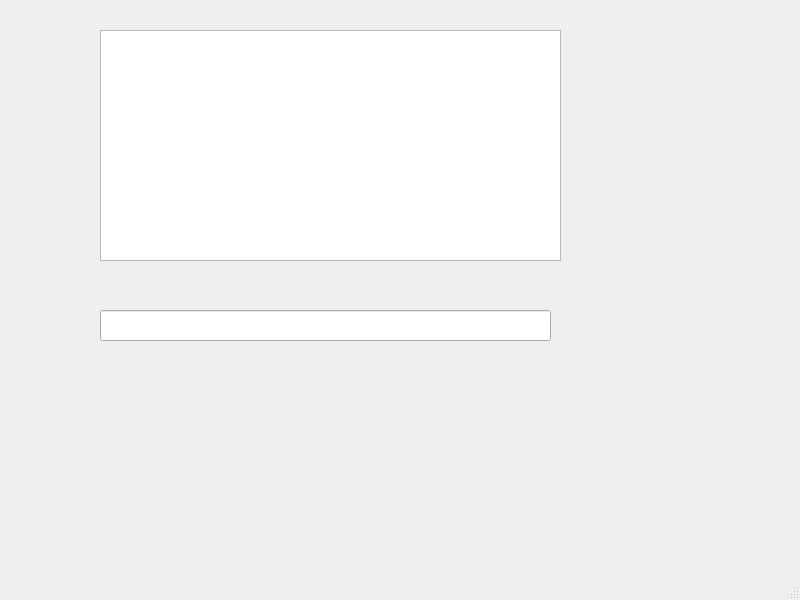
Old version of the form mainwindow.ui in the repository sddwbbs/astra_linux_app.
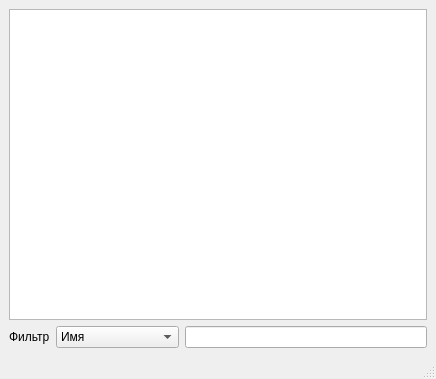
New version of the form.

Commit message: feat: updated the form, added filtering

```diff
--- a/mainwindow.ui
+++ b/mainwindow.ui
@@ -6,34 +6,57 @@
    <rect>
     <x>0</x>
     <y>0</y>
-    <width>800</width>
-    <height>600</height>
+    <width>436</width>
+    <height>379</height>
    </rect>
   </property>
   <property name="windowTitle">
    <string>MainWindow</string>
   </property>
   <widget class="QWidget" name="centralwidget">
-   <widget class="QTreeView" name="treeView">
-    <property name="geometry">
-     <rect>
-      <x>100</x>
-      <y>30</y>
-      <width>461</width>
-      <height>231</height>
-     </rect>
-    </property>
-   </widget>
-   <widget class="QLineEdit" name="lineEdit">
-    <property name="geometry">
-     <rect>
-      <x>100</x>
-      <y>310</y>
-      <width>451</width>
-      <height>31</height>
-     </rect>
-    </property>
-   </widget>
+   <layout class="QVBoxLayout" name="verticalLayout">
+    <item>
+     <widget class="QTreeView" name="treeView"/>
+    </item>
+    <item>
+     <layout class="QHBoxLayout" name="horizontalLayout">
+      <item>
+       <widget class="QLabel" name="label">
+        <property name="text">
+         <string>Фильтр</string>
+        </property>
+       </widget>
+      </item>
+      <item>
+       <widget class="QComboBox" name="comboBox">
+        <item>
+         <property name="text">
+          <string>Имя</string>
+         </property>
+        </item>
+        <item>
+         <property name="text">
+          <string>Размер</string>
+         </property>
+        </item>
+        <item>
+         <property name="text">
+          <string>Тип</string>
+         </property>
+        </item>
+        <item>
+         <property name="text">
+          <string>Дата изменения</string>
+         </property>
+        </item>
+       </widget>
+      </item>
+      <item>
+       <widget class="QLineEdit" name="lineEdit"/>
+      </item>
+     </layout>
+    </item>
+   </layout>
   </widget>
   <widget class="QMenuBar" name="menubar">
    <property name="geometry">
```
Left out of the diff: 2 changed lines with no effect on the pictures. The commit also changes 4 other files.
